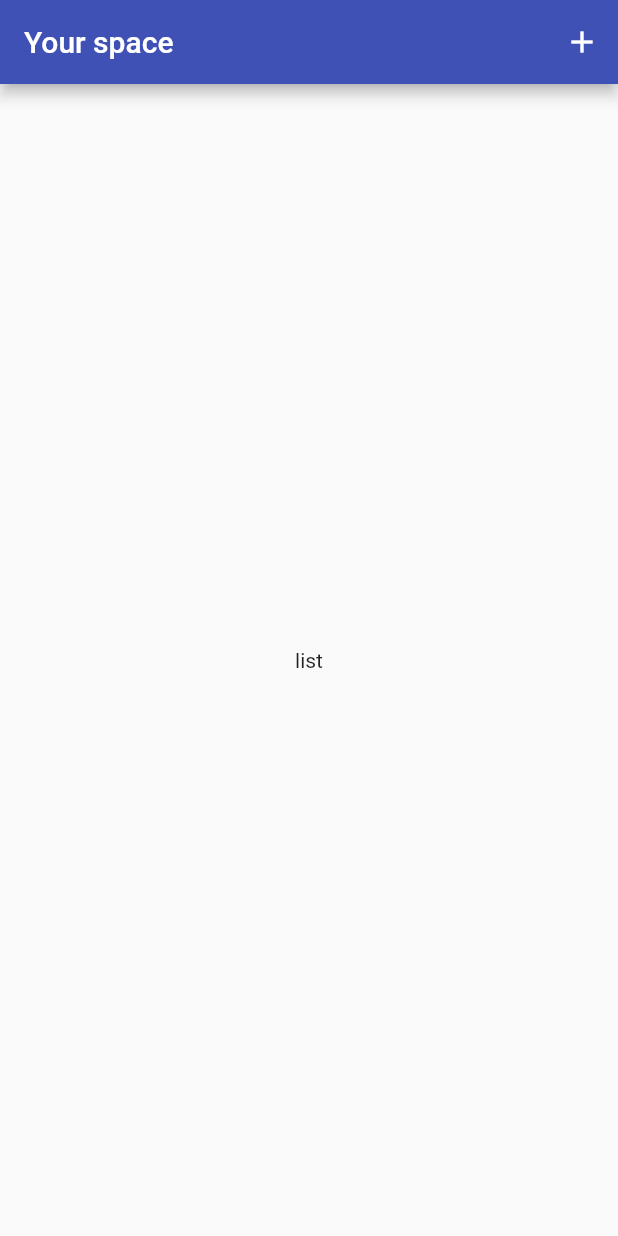
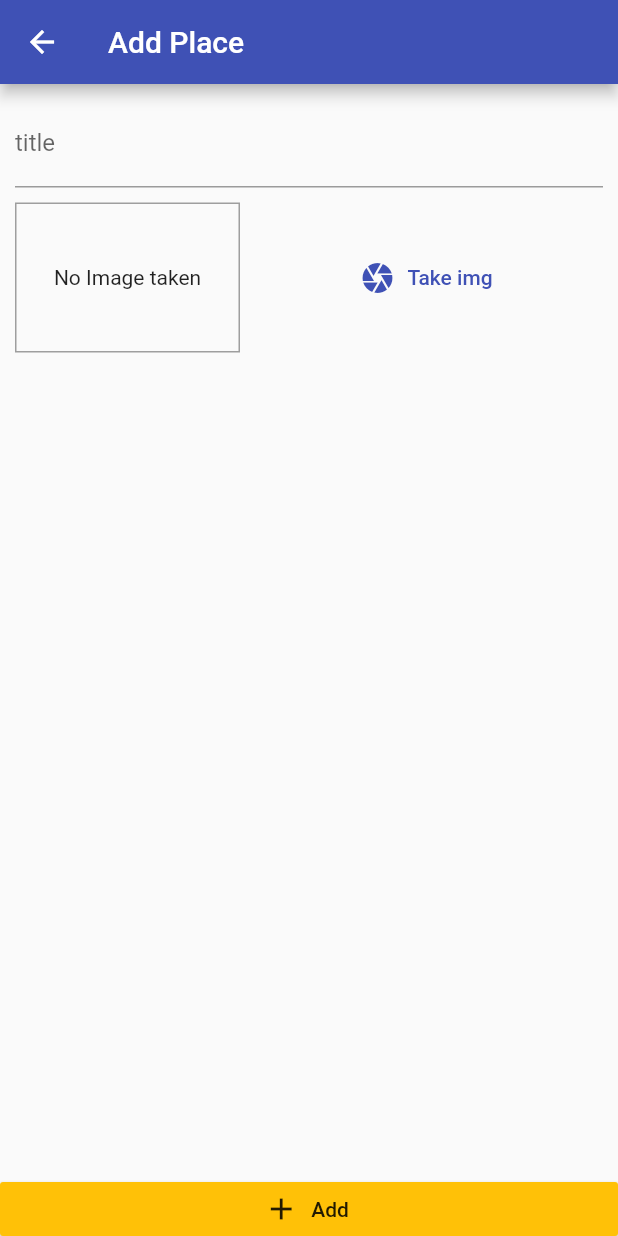
Before and after one commit to sahyun1/great_places, a Flutter app: the screen it shows after launch, after a tap on the "add" icon, on a phone screen of 412 x 824 dp. Run offline on Flutter 3.47's test engine with Material 2 defaults, Android fonts, the phone set to English and light mode, and no system bars.

Commit message:
working on adding place feature

```diff
--- a/lib/main.dart
+++ b/lib/main.dart
@@ -1,5 +1,6 @@
 import 'package:flutter/material.dart';
 import 'package:great_places/providers/place_provider.dart';
+import 'package:great_places/screens/add_place_screen.dart';
 import 'package:great_places/screens/place_list_screen.dart';
 import 'package:provider/provider.dart';
 
@@ -11,12 +12,14 @@ class MyApp extends StatelessWidget {
     return ChangeNotifierProvider(
       create: (_) => PlaceProdiver(),
       child: MaterialApp(
-          title: 'Great Places',
-          theme: ThemeData(
-            primarySwatch: Colors.indigo,
-            accentColor: Colors.amber,
-          ),
-          home: PlaceListScreen()),
+        title: 'Great Places',
+        theme: ThemeData(
+          primarySwatch: Colors.indigo,
+          accentColor: Colors.amber,
+        ),
+        home: PlaceListScreen(),
+        routes: {AddPlaceScreen.page_name: (ctx) => AddPlaceScreen()},
+      ),
     );
   }
 }
--- a/lib/screens/add_place_screen.dart
+++ b/lib/screens/add_place_screen.dart
@@ -0,0 +1,55 @@
+import 'package:flutter/material.dart';
+import 'package:great_places/widgets/image_input.dart';
+
+class AddPlaceScreen extends StatefulWidget {
+  // const AddPlaceScreen({ Key? key }) : super(key: key);
+  static const page_name = './add-place';
+  @override
+  _AddPlaceScreenState createState() => _AddPlaceScreenState();
+}
+
+class _AddPlaceScreenState extends State<AddPlaceScreen> {
+  final _titleController = TextEditingController();
+
+  @override
+  Widget build(BuildContext context) {
+    return Scaffold(
+      appBar: AppBar(
+        title: Text('Add Place'),
+      ),
+      body: SafeArea(
+        child: Column(
+          crossAxisAlignment: CrossAxisAlignment.stretch,
+          children: [
+            Expanded(
+              child: SingleChildScrollView(
+                child: Padding(
+                  padding: EdgeInsets.all(10),
+                  child: Column(
+                    children: [
+                      TextField(
+                        decoration: InputDecoration(
+                          labelText: "title",
+                        ),
+                        controller: _titleController,
+                      ),
+                      SizedBox(height: 10),
+                      ImageInput()
+                    ],
+                  ),
+                ),
+              ),
+            ),
+            RaisedButton.icon(
+              onPressed: () {},
+              icon: Icon(Icons.add),
+              label: Text("Add"),
+              materialTapTargetSize: MaterialTapTargetSize.shrinkWrap,
+              color: Theme.of(context).accentColor,
+            )
+          ],
+        ),
+      ),
+    );
+  }
+}
--- a/lib/screens/place_list_screen.dart
+++ b/lib/screens/place_list_screen.dart
@@ -1,4 +1,5 @@
 import 'package:flutter/material.dart';
+import 'package:great_places/screens/add_place_screen.dart';
 
 class PlaceListScreen extends StatelessWidget {
   // const PlaceListScreen({ Key? key }) : super(key: key);
@@ -8,7 +9,12 @@ class PlaceListScreen extends StatelessWidget {
     return Scaffold(
       appBar: AppBar(
         title: Text('Your space'),
-        actions: [IconButton(onPressed: () {}, icon: Icon(Icons.add))],
+        actions: [
+          IconButton(
+              onPressed: () =>
+                  Navigator.of(context).pushNamed(AddPlaceScreen.page_name),
+              icon: Icon(Icons.add))
+        ],
       ),
       body: Center(child: Text('list')),
     );
--- /dev/null
+++ b/lib/widgets/image_input.dart
@@ -0,0 +1,45 @@
+import 'dart:io';
+
+import 'package:flutter/material.dart';
+
+class ImageInput extends StatefulWidget {
+  // const ImageInput({ Key? key }) : super(key: key);
+
+  @override
+  _ImageInputState createState() => _ImageInputState();
+}
+
+class _ImageInputState extends State<ImageInput> {
+  File _storedImage;
+
+  @override
+  Widget build(BuildContext context) {
+    return Row(children: [
+      Container(
+        width: 150,
+        height: 100,
+        decoration:
+            BoxDecoration(border: Border.all(width: 1, color: Colors.grey)),
+        child: _storedImage != null
+            ? Image.file(
+                _storedImage,
+                fit: BoxFit.cover,
+                width: double.infinity,
+              )
+            : Text(
+                "No Image taken",
+                textAlign: TextAlign.center,
+              ),
+        alignment: Alignment.center,
+      ),
+      SizedBox(width: 10),
+      Expanded(
+          child: FlatButton.icon(
+        onPressed: () {},
+        icon: Icon(Icons.camera),
+        label: Text("Take img"),
+        textColor: Theme.of(context).primaryColor,
+      )),
+    ]);
+  }
+}
```
